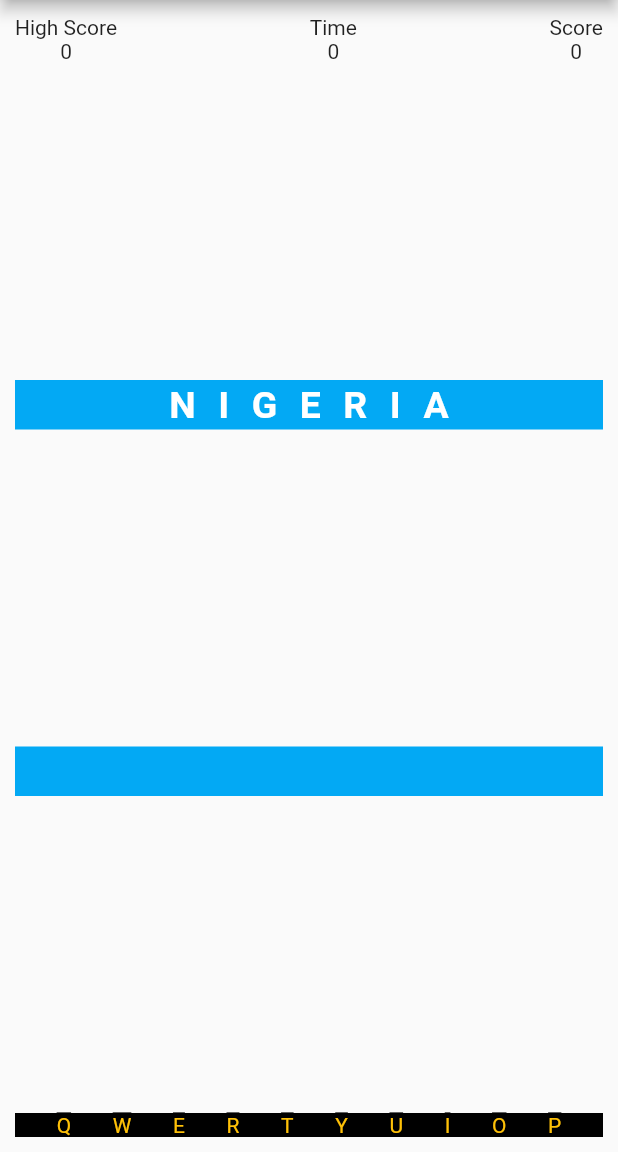
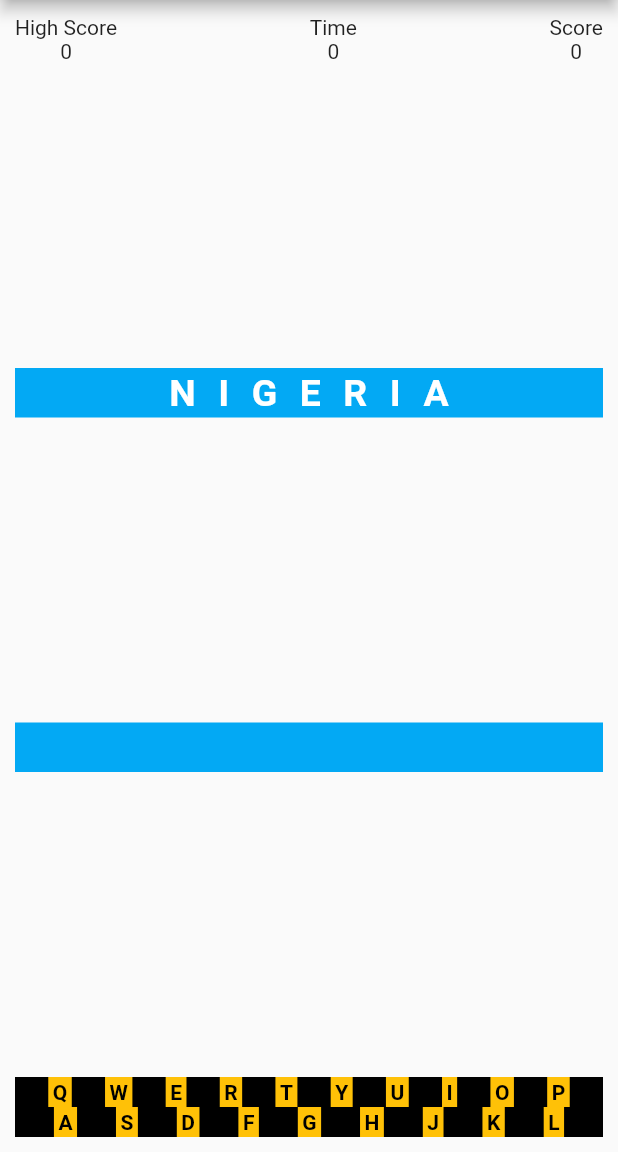
Before and after one commit to Akinyeleib/hangman-flutter, a Flutter app: the screen it shows after launch, on a phone screen of 412 x 824 dp, the part 84-1236 px from its top. Run offline on Flutter 3.47's test engine with Material 2 defaults, Android fonts, the phone set to English and light mode, and no system bars.

Commit message:
Keybord Second row

```diff
--- a/lib/main.dart
+++ b/lib/main.dart
@@ -127,6 +127,66 @@ class _HangManState extends State<HangMan> {
                         ),
                       ],
                     ),
+                    // Second row
+                    Row(
+                      mainAxisAlignment: MainAxisAlignment.spaceEvenly,
+                      children: [
+                        InkWell(
+                          onTap: () {
+                            check("A");
+                          },
+                          child: KeyLetter("A"),
+                        ),
+                        InkWell(
+                          onTap: () {
+                            check("S");
+                          },
+                          child: KeyLetter("S"),
+                        ),
+                        InkWell(
+                          onTap: () {
+                            check("D");
+                          },
+                          child: KeyLetter("D"),
+                        ),
+                        InkWell(
+                          onTap: () {
+                            check("F");
+                          },
+                          child: KeyLetter("F"),
+                        ),
+                        InkWell(
+                          onTap: () {
+                            check("G");
+                          },
+                          child: KeyLetter("G"),
+                        ),
+                        InkWell(
+                          onTap: () {
+                            check("H");
+                          },
+                          child: KeyLetter("H"),
+                        ),
+                        InkWell(
+                          onTap: () {
+                            check("J");
+                          },
+                          child: KeyLetter("J"),
+                        ),
+                        InkWell(
+                          onTap: () {
+                            check("K");
+                          },
+                          child: KeyLetter("K"),
+                        ),
+                        InkWell(
+                          onTap: () {
+                            check("L");
+                          },
+                          child: KeyLetter("L"),
+                        ),
+                      ],
+                    ),
                   ],
                 ),
               ),
@@ -167,11 +227,15 @@ class KeyLetter extends StatelessWidget {
 
   @override
   Widget build(BuildContext context) {
-    return Text(
-      letter,
-      style: const TextStyle(
-        backgroundColor: Colors.black,
-        color: Colors.amber,
+    return Container(
+      padding: const EdgeInsets.symmetric(vertical: 2, horizontal: 3),
+      color: Colors.amber,
+      child: Text(
+        letter,
+        style: const TextStyle(
+          color: Colors.black,
+          fontWeight: FontWeight.bold,
+        ),
       ),
     );
   }
```
